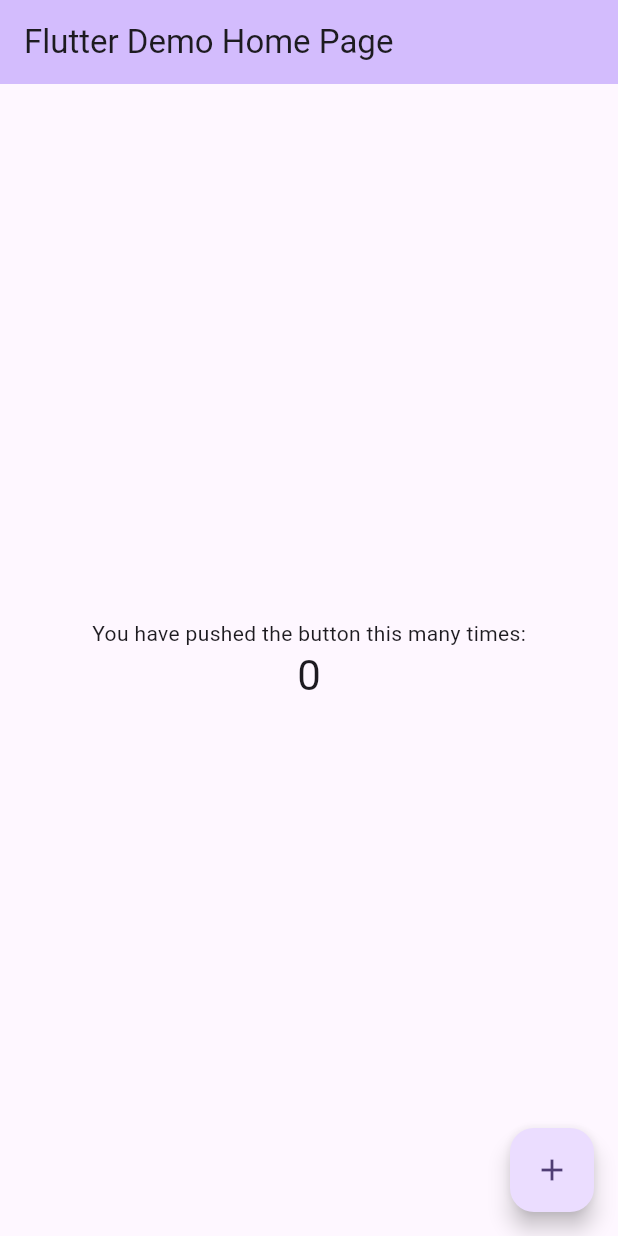
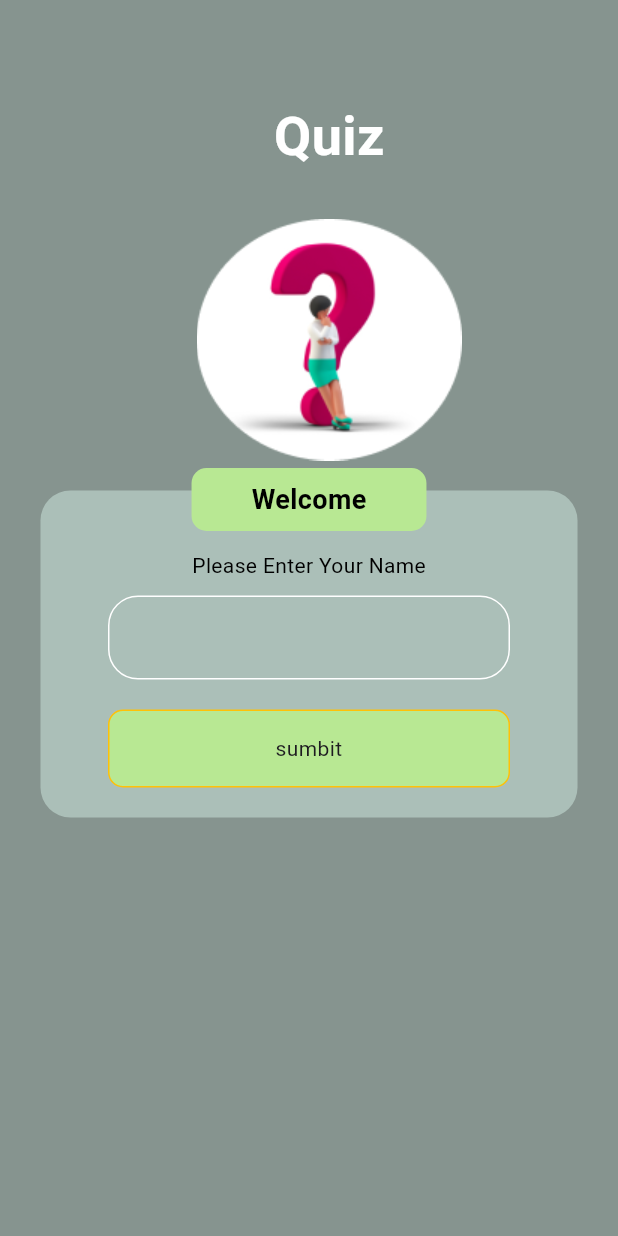
Before and after one commit to Ibrahim8545/quiz_app_iti_task, a Flutter app: the screen it shows after launch, on a phone screen of 412 x 824 dp. Run offline on Flutter 3.47's test engine with Material 3 defaults, Android fonts, the phone set to English and light mode, and no system bars.

Commit message:
finisih first page ui

```diff
--- /dev/null
+++ b/lib/home_screen.dart
@@ -0,0 +1,41 @@
+import 'package:flutter/material.dart';
+import 'package:quizapp/widget/home_sumit_screen.dart';
+
+class HomeScreen extends StatelessWidget {
+  const HomeScreen({super.key});
+
+  @override
+  Widget build(BuildContext context) {
+    return Scaffold(
+      backgroundColor: Color(0xff86948F),
+      body: Padding(
+        padding: const EdgeInsets.only(top: 65, left: 27),
+        child: Column(
+          children: [
+            const Align(
+              alignment: Alignment.center,
+              child: Text(
+                'Quiz',
+                style: TextStyle(
+                    fontSize: 36,
+                    fontWeight: FontWeight.w600,
+                    color: Colors.white),
+              ),
+            ),
+            const SizedBox(height: 30),
+            Image.asset('assets/images/Ellipse 1.png'),
+            const SizedBox(height: 20),
+            Padding(
+              padding:const  EdgeInsets.only(right: 27),
+              child: TakeName(
+                name: 'Please Enter Your Name',
+                headerText: 'Welcome',
+
+                )
+                ),
+          ],
+        ),
+      ),
+    );
+  }
+}
--- a/lib/main.dart
+++ b/lib/main.dart
@@ -1,4 +1,5 @@
 import 'package:flutter/material.dart';
+import 'package:quizapp/home_screen.dart';
 
 void main() {
   runApp(const MyApp());
@@ -11,115 +12,8 @@ class MyApp extends StatelessWidget {
   @override
   Widget build(BuildContext context) {
     return MaterialApp(
-      title: 'Flutter Demo',
-      theme: ThemeData(
-        // This is the theme of your application.
-        //
-        // TRY THIS: Try running your application with "flutter run". You'll see
-        // the application has a purple toolbar. Then, without quitting the app,
-        // try changing the seedColor in the colorScheme below to Colors.green
-        // and then invoke "hot reload" (save your changes or press the "hot
-        // reload" button in a Flutter-supported IDE, or press "r" if you used
-        // the command line to start the app).
-        //
-        // Notice that the counter didn't reset back to zero; the application
-        // state is not lost during the reload. To reset the state, use hot
-        // restart instead.
-        //
-        // This works for code too, not just values: Most code changes can be
-        // tested with just a hot reload.
-        colorScheme: ColorScheme.fromSeed(seedColor: Colors.deepPurple),
-        useMaterial3: true,
-      ),
-      home: const MyHomePage(title: 'Flutter Demo Home Page'),
+      debugShowCheckedModeBanner: false,
+      home: HomeScreen(),
     );
   }
 }
-
-class MyHomePage extends StatefulWidget {
-  const MyHomePage({super.key, required this.title});
-
-  // This widget is the home page of your application. It is stateful, meaning
-  // that it has a State object (defined below) that contains fields that affect
-  // how it looks.
-
-  // This class is the configuration for the state. It holds the values (in this
-  // case the title) provided by the parent (in this case the App widget) and
-  // used by the build method of the State. Fields in a Widget subclass are
-  // always marked "final".
-
-  final String title;
-
-  @override
-  State<MyHomePage> createState() => _MyHomePageState();
-}
-
-class _MyHomePageState extends State<MyHomePage> {
-  int _counter = 0;
-
-  void _incrementCounter() {
-    setState(() {
-      // This call to setState tells the Flutter framework that something has
-      // changed in this State, which causes it to rerun the build method below
-      // so that the display can reflect the updated values. If we changed
-      // _counter without calling setState(), then the build method would not be
-      // called again, and so nothing would appear to happen.
-      _counter++;
-    });
-  }
-
-  @override
-  Widget build(BuildContext context) {
-    // This method is rerun every time setState is called, for instance as done
-    // by the _incrementCounter method above.
-    //
-    // The Flutter framework has been optimized to make rerunning build methods
-    // fast, so that you can just rebuild anything that needs updating rather
-    // than having to individually change instances of widgets.
-    return Scaffold(
-      appBar: AppBar(
-        // TRY THIS: Try changing the color here to a specific color (to
-        // Colors.amber, perhaps?) and trigger a hot reload to see the AppBar
-        // change color while the other colors stay the same.
-        backgroundColor: Theme.of(context).colorScheme.inversePrimary,
-        // Here we take the value from the MyHomePage object that was created by
-        // the App.build method, and use it to set our appbar title.
-        title: Text(widget.title),
-      ),
-      body: Center(
-        // Center is a layout widget. It takes a single child and positions it
-        // in the middle of the parent.
-        child: Column(
-          // Column is also a layout widget. It takes a list of children and
-          // arranges them vertically. By default, it sizes itself to fit its
-          // children horizontally, and tries to be as tall as its parent.
-          //
-          // Column has various properties to control how it sizes itself and
-          // how it positions its children. Here we use mainAxisAlignment to
-          // center the children vertically; the main axis here is the vertical
-          // axis because Columns are vertical (the cross axis would be
-          // horizontal).
-          //
-          // TRY THIS: Invoke "debug painting" (choose the "Toggle Debug Paint"
-          // action in the IDE, or press "p" in the console), to see the
-          // wireframe for each widget.
-          mainAxisAlignment: MainAxisAlignment.center,
-          children: <Widget>[
-            const Text(
-              'You have pushed the button this many times:',
-            ),
-            Text(
-              '$_counter',
-              style: Theme.of(context).textTheme.headlineMedium,
-            ),
-          ],
-        ),
-      ),
-      floatingActionButton: FloatingActionButton(
-        onPressed: _incrementCounter,
-        tooltip: 'Increment',
-        child: const Icon(Icons.add),
-      ), // This trailing comma makes auto-formatting nicer for build methods.
-    );
-  }
-}
--- /dev/null
+++ b/lib/utils/colors.dart
@@ -0,0 +1,9 @@
+import 'package:flutter/material.dart';
+
+class AppColor
+{
+  static const Color primaryColor = Color(0xffB8E893);
+
+  static const Color gray = Color(0xffABBFB8) ;
+
+}
--- /dev/null
+++ b/lib/widget/custom_button.dart
@@ -0,0 +1,30 @@
+import 'package:flutter/material.dart';
+
+class CustomButttom extends StatelessWidget {
+  CustomButttom({required this.onTap,this.textStyle, this .color,required this.text, super.key});
+Color? color;
+String text;
+TextStyle? textStyle ;
+VoidCallback  onTap;
+  @override
+  Widget build(BuildContext context) {
+    return InkWell(
+      onTap: onTap,
+      child: Container(
+        width: double.infinity,
+        padding: const EdgeInsets.all(15),
+        decoration: BoxDecoration(
+          borderRadius: BorderRadius.circular(10),
+          color: color,
+          border: Border.all(color: Colors.amber)
+
+
+        ),
+        child: Text(
+          text,
+          style: textStyle,
+          textAlign: TextAlign.center,),
+      ),
+    );
+  }
+}
--- /dev/null
+++ b/lib/widget/home_sumit_screen.dart
@@ -0,0 +1,68 @@
+import 'package:flutter/material.dart';
+import 'package:quizapp/utils/colors.dart';
+import 'package:quizapp/widget/custom_button.dart';
+import 'package:quizapp/widget/text_fieled.dart';
+
+class TakeName extends StatelessWidget {
+  TakeName({required this.name,required this.headerText ,super.key});
+  String name;
+  String headerText;
+  @override
+  Widget build(BuildContext context) {
+    return Stack(
+        alignment: Alignment.topCenter,
+        clipBehavior: Clip.none,
+      children: [
+
+        Container(
+        padding: const EdgeInsets.only(right: 45, left: 45, top: 20, bottom: 20),
+        decoration: BoxDecoration(
+          color: AppColor.gray,
+          borderRadius: BorderRadius.circular(20),
+        ),
+        child: Column
+        (
+          children: [
+          const   SizedBox(height: 20,),
+          Text(
+            name,
+            style:const  TextStyle(color: Colors.black),
+          ),
+          const SizedBox(
+            height: 10,
+          ),
+          const CustomTextField(),
+ const   SizedBox(height: 20,),
+          CustomButttom(
+            onTap: () {}, text:'sumbit',
+            color: AppColor.primaryColor,
+            )
+        ]),
+      ),
+      Positioned(
+        top: -15,
+
+
+        child: Container(
+            padding: const EdgeInsets.symmetric(
+              vertical: 8, horizontal: 40), // Padding around the text
+            decoration: BoxDecoration(
+              borderRadius: BorderRadius.circular(10),
+              color: AppColor.primaryColor,
+            ),
+            child: Text(
+              headerText,
+              style: const TextStyle(
+                color: Colors.black,
+                fontWeight: FontWeight.bold,
+                fontSize: 18,
+                )
+                ,
+            ),
+          ),
+      ),
+      ]
+
+    );
+  }
+}
--- /dev/null
+++ b/lib/widget/text_fieled.dart
@@ -0,0 +1,29 @@
+import 'package:flutter/material.dart';
+
+class CustomTextField extends StatelessWidget {
+  const CustomTextField({super.key});
+
+  @override
+  Widget build(BuildContext context) {
+    return Container(
+      decoration: BoxDecoration(
+        borderRadius: BorderRadius.circular(20),
+      ),
+      child: TextFormField(
+        decoration: InputDecoration(
+          filled: true,
+          fillColor: const Color(0xffABBFB8),
+          border: OutlineInputBorder(
+              borderRadius: BorderRadius.circular(20),
+              borderSide:const  BorderSide(color: Colors.white)),
+          enabledBorder: OutlineInputBorder(
+              borderRadius: BorderRadius.circular(20),
+              borderSide:const  BorderSide(color: Colors.white)),
+          focusedBorder: OutlineInputBorder(
+              borderRadius: BorderRadius.circular(20),
+              borderSide:const  BorderSide(color: Colors.white)),
+        ),
+      ),
+    );
+  }
+}
--- a/pubspec.yaml
+++ b/pubspec.yaml
@@ -59,9 +59,8 @@ flutter:
   uses-material-design: true
 
   # To add assets to your application, add an assets section, like this:
-  # assets:
-  #   - images/a_dot_burr.jpeg
-  #   - images/a_dot_ham.jpeg
+  assets:
+    - assets/images/
 
   # An image asset can refer to one or more resolution-specific "variants", see
   # https://flutter.dev/to/resolution-aware-images
```
Also changed, not shown: assets/images/Ellipse 1.png (added).
